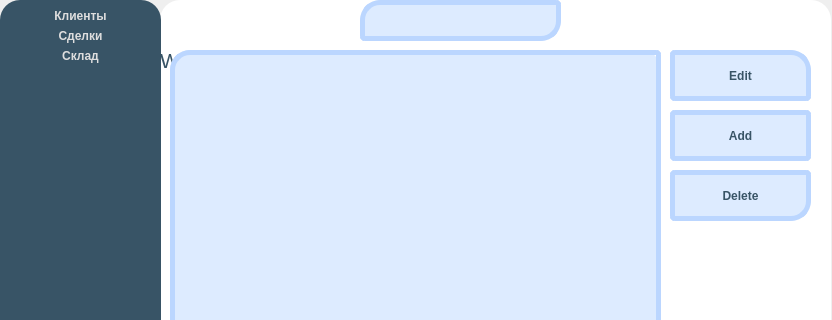
First picture: the form in CRM/seller/seller.ui, repository Plnguins/CRM, before the edit; both pictures show x 0 to 832 and y 0 to 320 of the 832 by 492 pixel window.
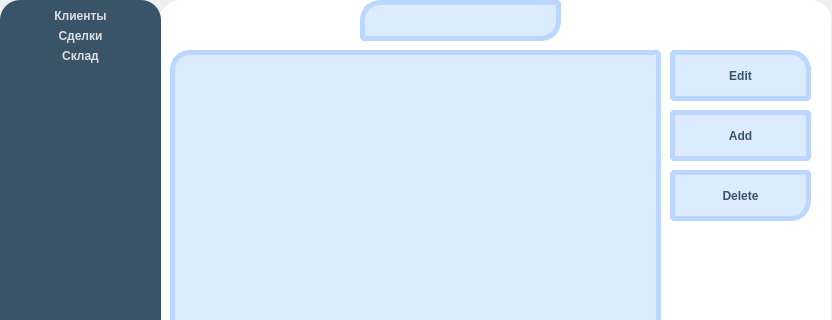
Second picture: the form after the edit. Icons and pictures are not drawn.

Commit message: Добавлена работа с СУБД, убрано лишнее в интерфейсе продавца

The edit to the form file:
```diff
--- a/CRM/seller/seller.ui
+++ b/CRM/seller/seller.ui
@@ -42,7 +42,10 @@
 color: rgb(56, 84, 102);</string>
    </property>
    <property name="text">
-    <string>&lt;html&gt;&lt;head/&gt;&lt;body&gt;&lt;p&gt;&lt;span style=&quot; font-size:16pt;&quot;&gt;Welcome FIO(из БД брать)&lt;/span&gt;&lt;/p&gt;&lt;/body&gt;&lt;/html&gt;</string>
+    <string>&lt;html&gt;&lt;head/&gt;&lt;body&gt;&lt;p&gt;&lt;span style=&quot; font-size:16pt;&quot;&gt;Welcome&lt;/span&gt;&lt;/p&gt;&lt;/body&gt;&lt;/html&gt;</string>
+   </property>
+   <property name="alignment">
+    <set>Qt::AlignCenter</set>
    </property>
   </widget>
   <widget class="QPushButton" name="Update">
```
Left out of the diff: 69 changed lines with no effect on the pictures. The commit also changes 2 other files.
